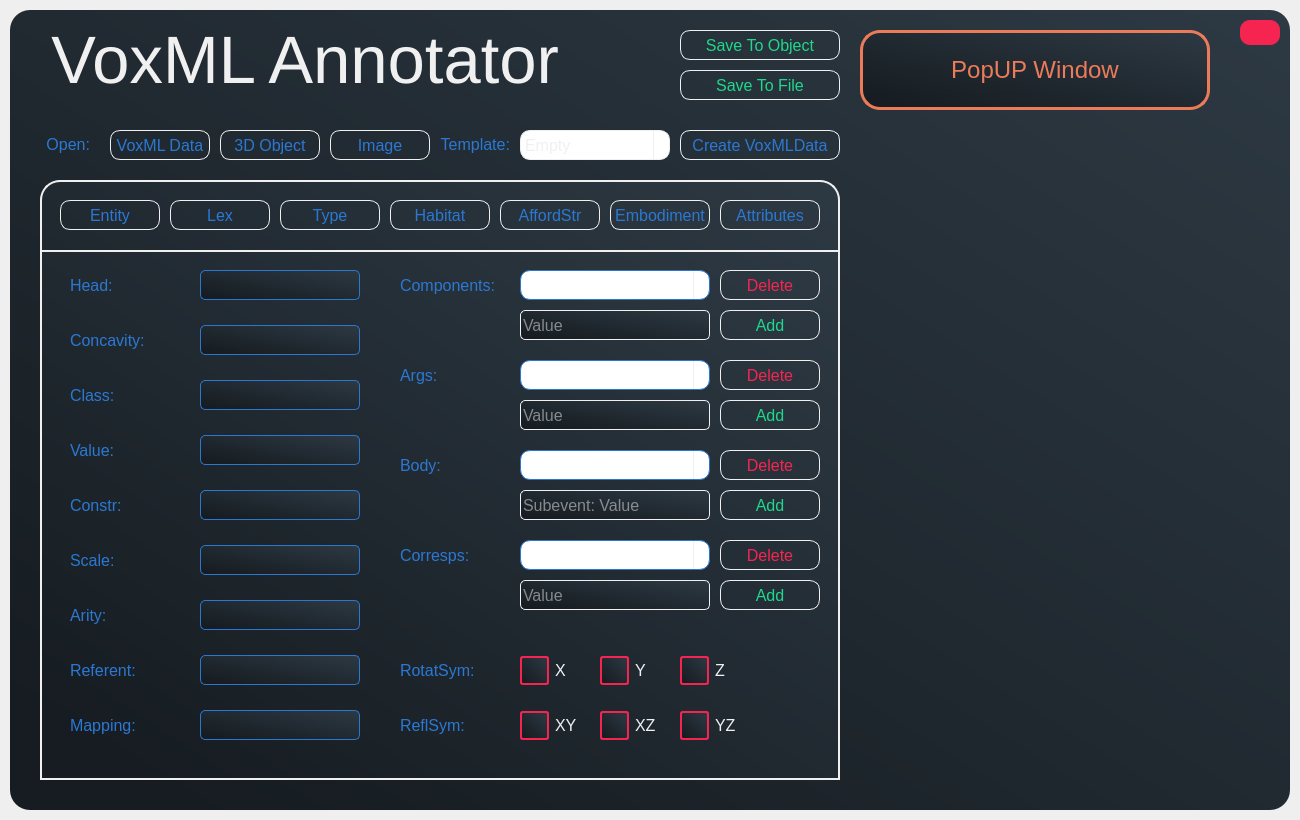
The window that voxml-framework/Scenes/UI/MainVoxMLWindow.ui (lukasgeis/text2scene) describes before a commit, drawn with Qt 5.
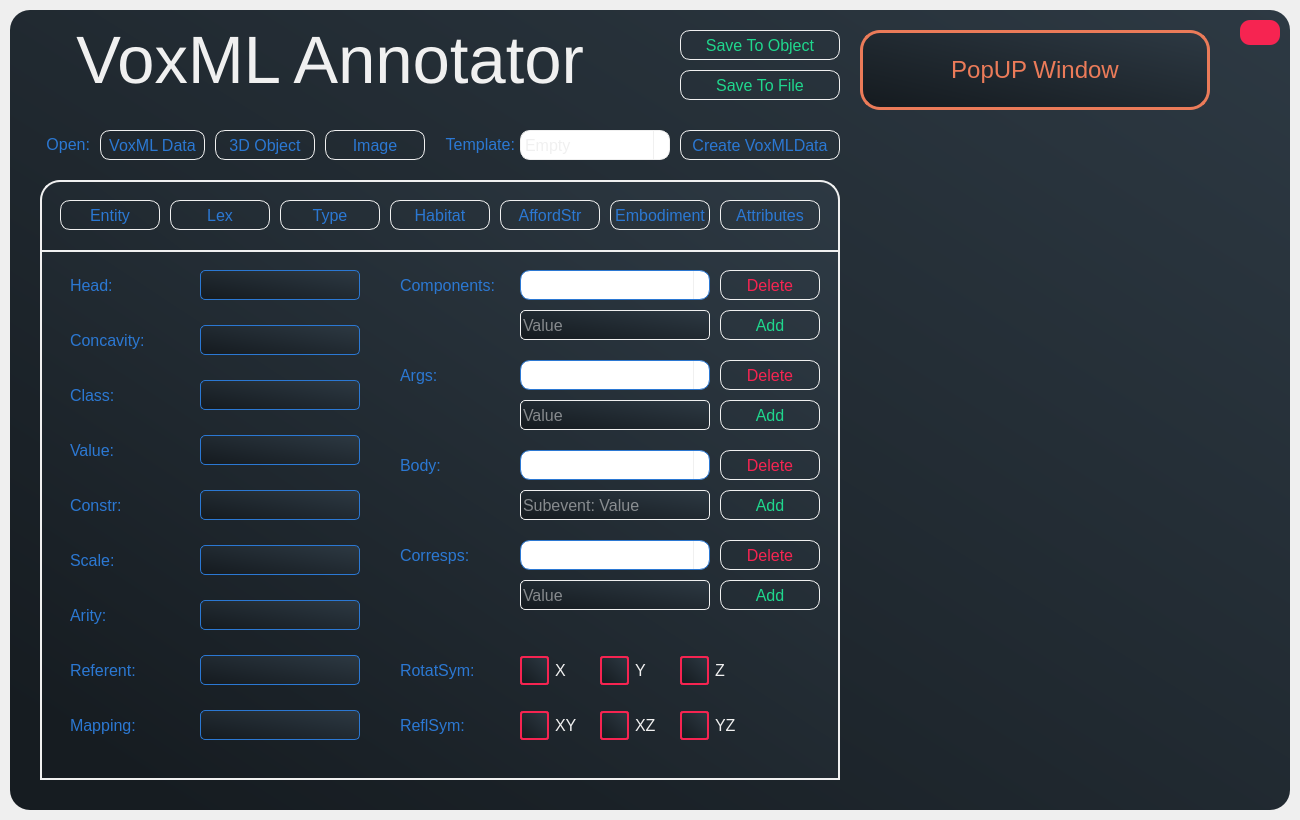
The same window after the commit.

The edit to the form file:
```diff
--- a/voxml-framework/Scenes/UI/MainVoxMLWindow.ui
+++ b/voxml-framework/Scenes/UI/MainVoxMLWindow.ui
@@ -89,7 +89,7 @@
       <rect>
        <x>20</x>
        <y>20</y>
-       <width>550</width>
+       <width>600</width>
        <height>60</height>
       </rect>
      </property>
@@ -120,9 +120,9 @@
     <widget class="QPushButton" name="openVoxMLDataButton">
      <property name="geometry">
       <rect>
-       <x>100</x>
+       <x>90</x>
        <y>120</y>
-       <width>100</width>
+       <width>105</width>
        <height>30</height>
       </rect>
      </property>
@@ -3890,7 +3890,7 @@
     <widget class="QLabel" name="templateLabel">
      <property name="geometry">
       <rect>
-       <x>400</x>
+       <x>405</x>
        <y>120</y>
        <width>100</width>
        <height>28</height>
@@ -4063,7 +4063,7 @@
     <widget class="QPushButton" name="open3DObjectButton">
      <property name="geometry">
       <rect>
-       <x>210</x>
+       <x>205</x>
        <y>120</y>
        <width>100</width>
        <height>30</height>
@@ -4103,7 +4103,7 @@
     <widget class="QPushButton" name="openImageButton">
      <property name="geometry">
       <rect>
-       <x>320</x>
+       <x>315</x>
        <y>120</y>
        <width>100</width>
        <height>30</height>
```
Left out of the diff: 14 changed lines with no effect on the pictures.
